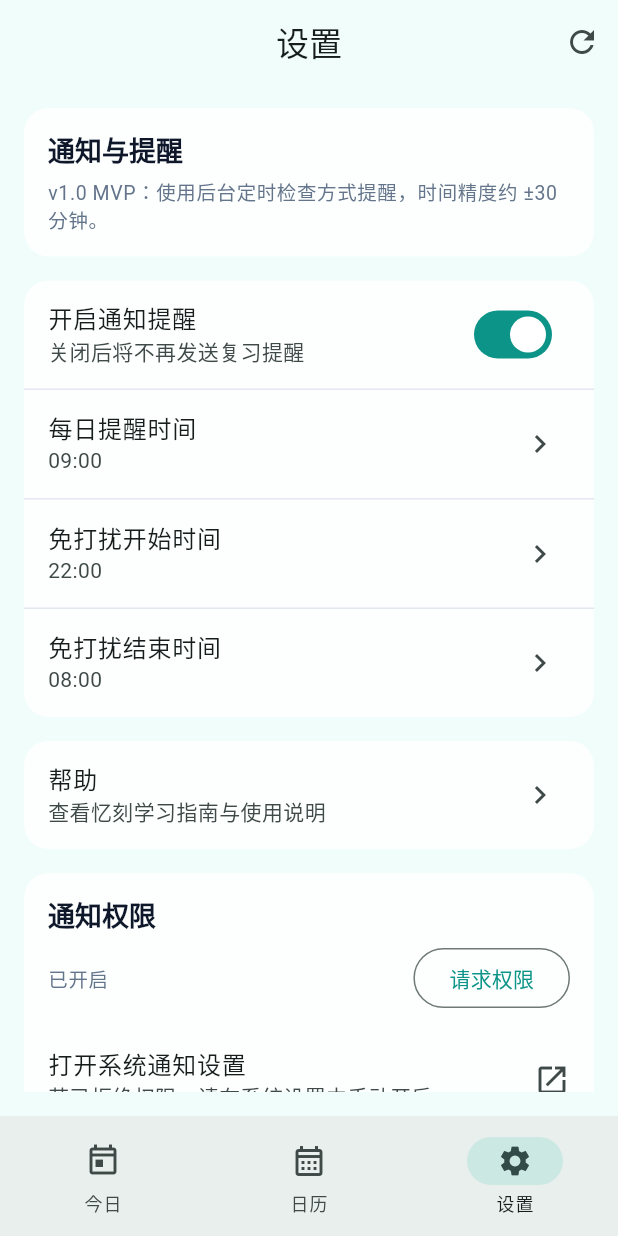
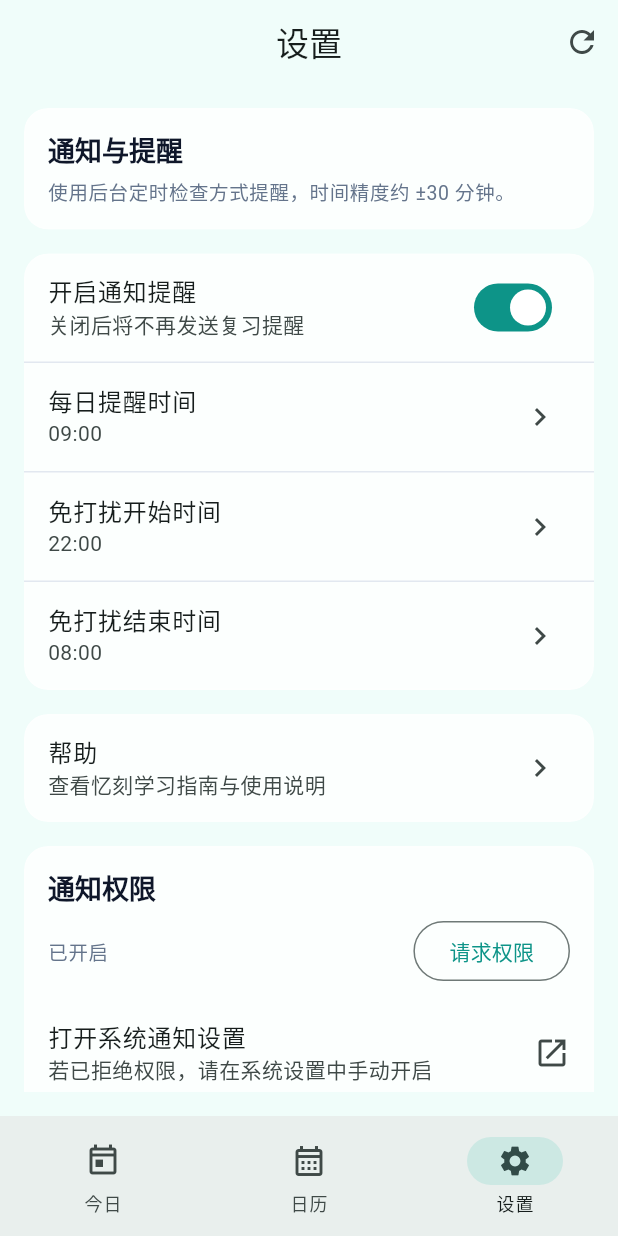
Before and after one commit to ISO-N/YiKe, a Flutter app: the SettingsPage screen opened by its route, on a phone screen of 412 x 824 dp. Run offline on Flutter 3.47's test engine with Material 3 defaults, Android fonts, the phone set to English and light mode, and no system bars; our stand-ins replace csv, drift, file_picker, fl_chart, flutter_local_notifications, flutter_markdown and 9 more; missing offline and left inert: app_settings, cryptography, gbk_codec, google_mlkit_text_recognition, home_widget, markdown and 3 more; accounts and stored records are empty; generated files the repository leaves out were written again; statements that could not run were skipped.

Commit message:
style: 移除设置页 v1.0 MVP 版本标识

```diff
--- a/lib/presentation/pages/settings/settings_page.dart
+++ b/lib/presentation/pages/settings/settings_page.dart
@@ -48,7 +48,7 @@ class SettingsPage extends ConsumerWidget {
     }
 
     Future<void> openNotificationSettings() async {
-      // v1.0 MVP：优先打开“通知”面板；若平台不支持，插件会降级处理。
+      // 优先打开”通知”面板；若平台不支持，插件会降级处理。
       await AppSettings.openAppSettings(type: AppSettingsType.notification);
       // 打开系统设置返回后，刷新一次设置页的权限状态。
       ref.invalidate(notificationPermissionProvider);
@@ -101,7 +101,7 @@ class SettingsPage extends ConsumerWidget {
                       Text('通知与提醒', style: AppTypography.h2(context)),
                       const SizedBox(height: AppSpacing.sm),
                       Text(
-                        'v1.0 MVP：使用后台定时检查方式提醒，时间精度约 ±30 分钟。',
+                        '使用后台定时检查方式提醒，时间精度约 ±30 分钟。',
                         style: AppTypography.bodySecondary(context),
                       ),
                     ],
```
